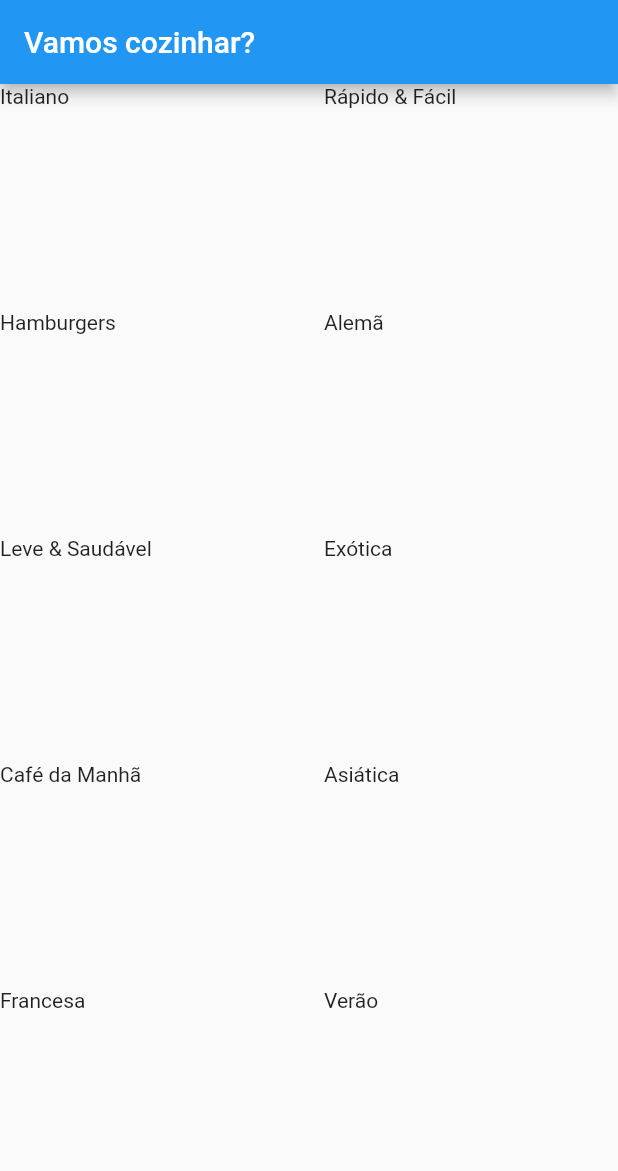
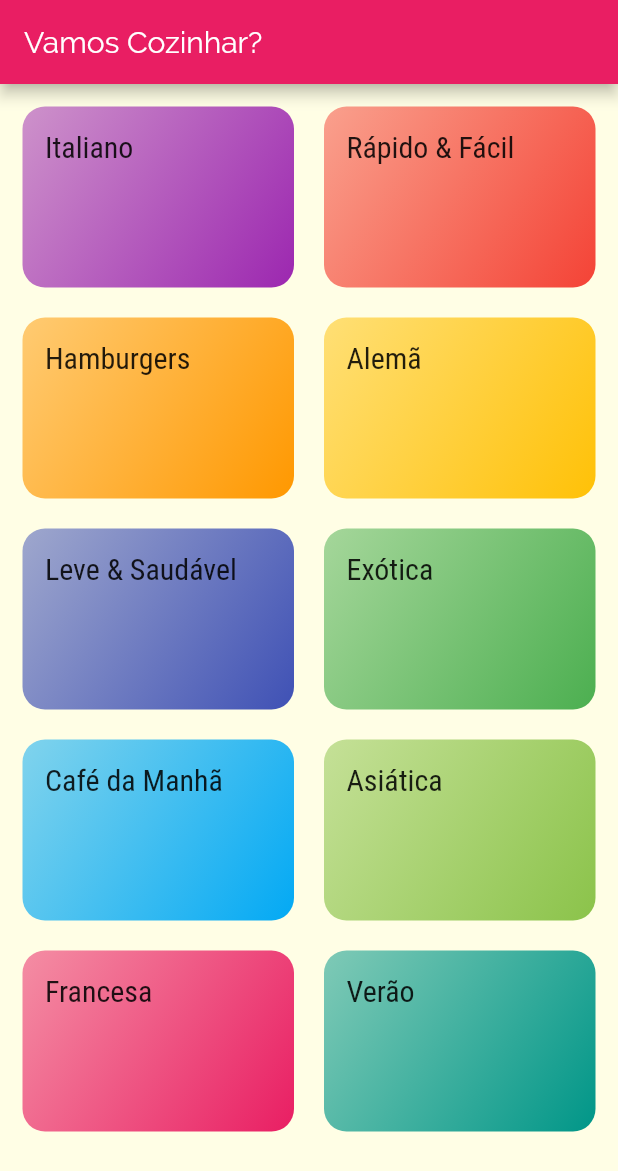
Before and after one commit to allansuru/app-meals, a Flutter app: the screen it shows after launch, on a phone screen of 412 x 824 dp. Shown: the top 1171 px of the screen. Run offline on Flutter 3.47's test engine with Material 2 defaults, Android fonts, the phone set to English and light mode, and no system bars.

Commit message:
adicionando tema e estilos

```diff
--- a/lib/components/category_item.dart
+++ b/lib/components/category_item.dart
@@ -9,7 +9,17 @@ class CategoryItem extends StatelessWidget {
   @override
   Widget build(BuildContext context) {
     return Container(
-      child: Text(category.title),
+      child: Text(
+        category.title,
+        style: Theme.of(context).textTheme.headline6,
+      ),
+      padding: EdgeInsets.all(15),
+      decoration: BoxDecoration(
+          borderRadius: BorderRadius.circular(15),
+          gradient: LinearGradient(colors: [
+            category.color.withOpacity(0.5),
+            category.color,
+          ], begin: Alignment.topLeft, end: Alignment.bottomRight)),
     );
   }
 }
--- a/lib/main.dart
+++ b/lib/main.dart
@@ -9,8 +9,15 @@ class MyApp extends StatelessWidget {
     return MaterialApp(
       title: 'DeliMeals',
       theme: ThemeData(
-        primarySwatch: Colors.blue,
-      ),
+          primarySwatch: Colors.pink,
+          accentColor: Colors.amber,
+          fontFamily: 'Raleway',
+          canvasColor: Color.fromRGBO(255, 254, 229, 1),
+          textTheme: ThemeData.light().textTheme.copyWith(
+                  headline6: TextStyle(
+                fontSize: 20,
+                fontFamily: 'RobotoCondensed',
+              ))),
       home: CategoriesScreen(),
     );
   }
--- a/lib/screens/categories_screen.dart
+++ b/lib/screens/categories_screen.dart
@@ -6,9 +6,10 @@ class CategoriesScreen extends StatelessWidget {
   @override
   Widget build(BuildContext context) => Scaffold(
         appBar: AppBar(
-          title: Text('Vamos cozinhar?'),
+          title: Text('Vamos Cozinhar?'),
         ),
         body: GridView(
+          padding: const EdgeInsets.all(15),
           gridDelegate: SliverGridDelegateWithMaxCrossAxisExtent(
               maxCrossAxisExtent: 200,
               childAspectRatio: 3 / 2,
```
Also changed, not shown: pubspec.yaml (+18 -11 lines), assets/fonts/Raleway-Black.ttf (added), assets/fonts/Raleway-Bold.ttf (added), assets/fonts/Raleway-Regular.ttf (added), assets/fonts/RobotoCondensed-Bold.ttf (added), assets/fonts/RobotoCondensed-Italic.ttf (added), assets/fonts/RobotoCondensed-Light.ttf (added), assets/fonts/RobotoCondensed-Regular.ttf (added).
